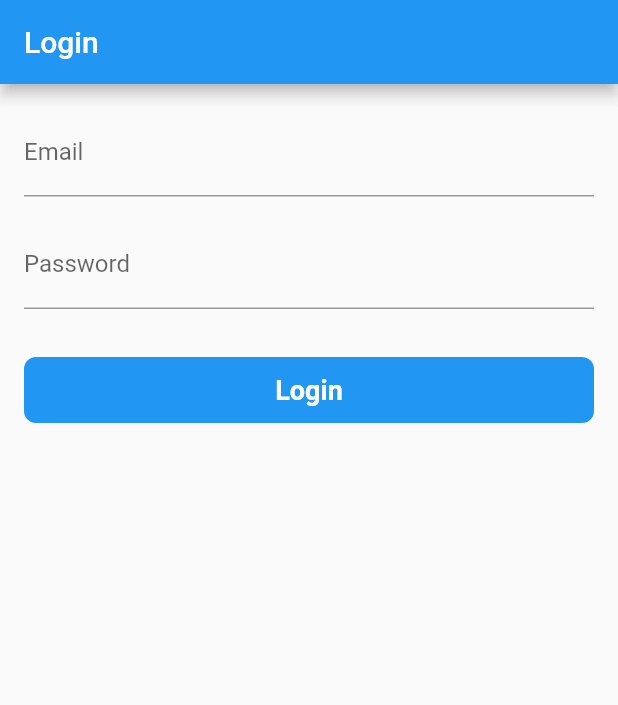
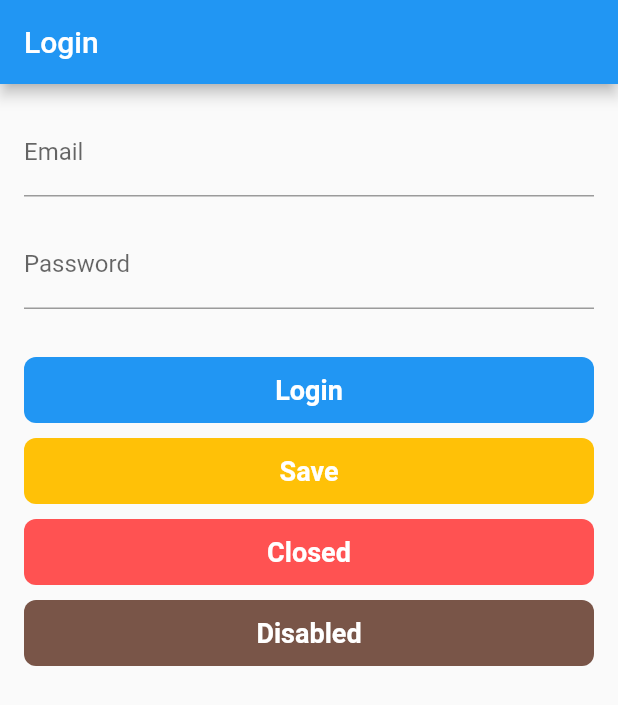
Before and after one commit to chhumsovann/art_button_kh, a Flutter app: the screen it shows after launch, on a phone screen of 412 x 824 dp. Shown: the top 705 px of the screen. Run offline on Flutter 3.47's test engine with Material 2 defaults, Android fonts, the phone set to English and light mode, and no system bars.

```diff
--- a/example/lib/main.dart
+++ b/example/lib/main.dart
@@ -91,6 +91,26 @@ class _LoginViewState extends State<LoginView> {
                 text: 'Login',
                 backgroundColor: Theme.of(context).primaryColor,
               ),
+
+              ArtButtonsKh(
+                margin: const EdgeInsets.only(top: 10),
+                onPressed: _submitForm,
+                text: 'Save',
+                backgroundColor: Colors.amber,
+              ),
+              ArtButtonsKh(
+                margin: const EdgeInsets.only(top: 10),
+                onPressed: _submitForm,
+                text: 'Closed',
+                backgroundColor: Colors.redAccent,
+              ),
+              ArtButtonsKh(
+                margin: const EdgeInsets.only(top: 10),
+                onPressed: _submitForm,
+                text: 'Disabled',
+                backgroundColor: Colors.brown,
+
+              ),
             ],
           ),
         ),
```
Also changed, not shown: docs/readme_assets/login.png (added), example/lib/login_view.dart (deleted), 1 other file.
